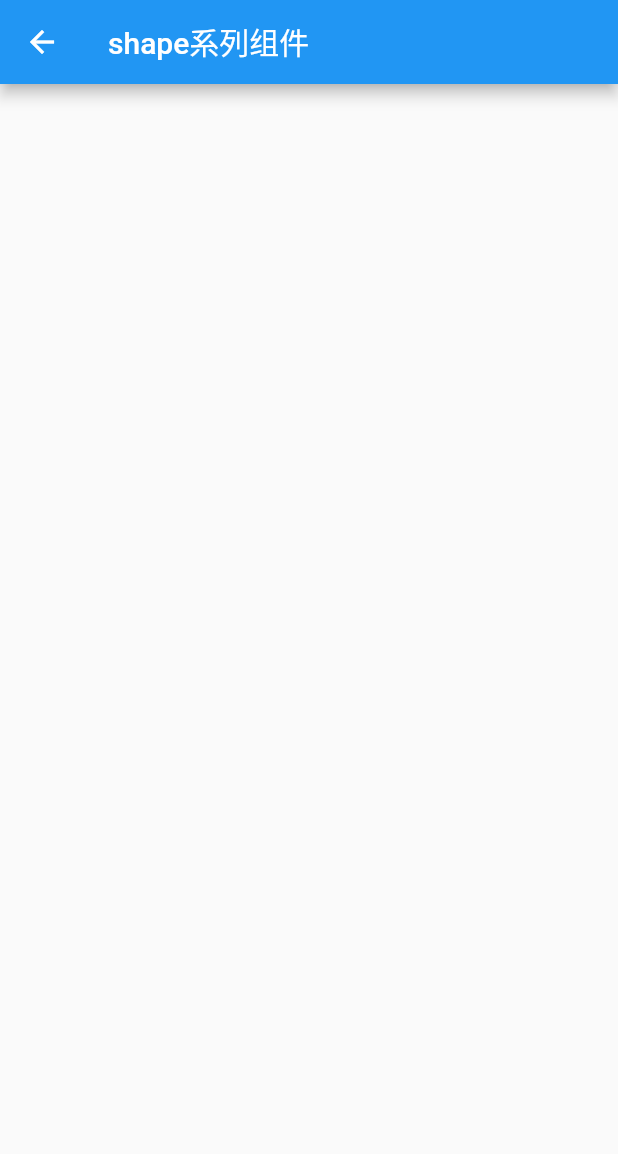
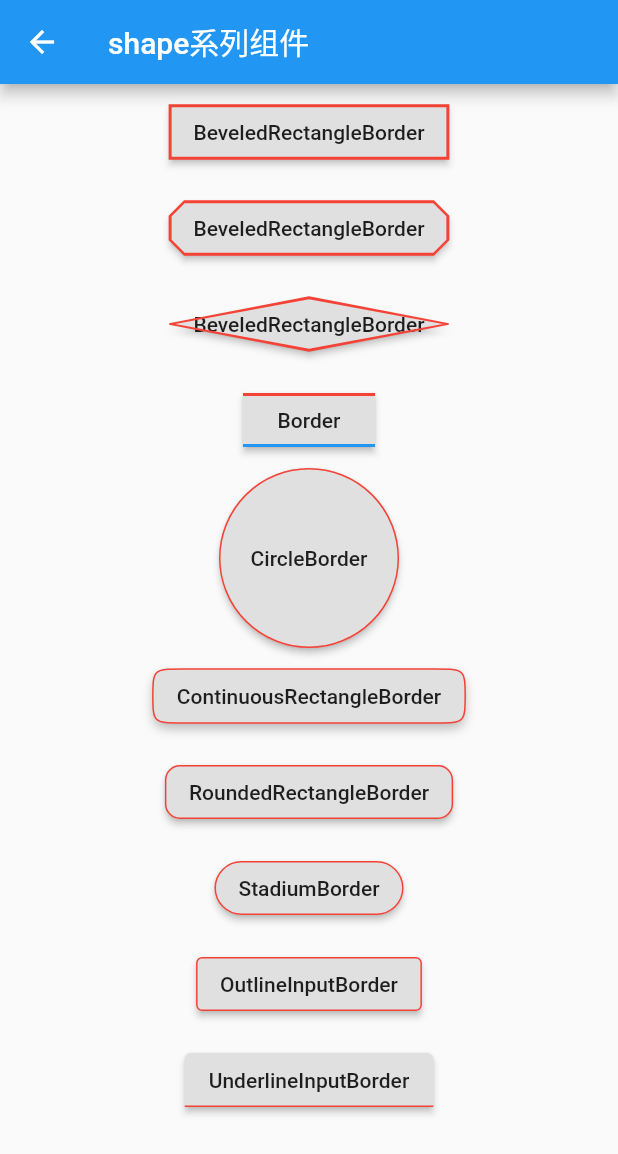
Before and after one commit to xiangxiongfly/MyFlutter, a Flutter app: the ShapePage screen opened directly, on a phone screen of 412 x 824 dp. Shown: the top 1154 px of the screen. Run offline on Flutter 3.47's test engine with Material 2 defaults, Android fonts, the phone set to English and light mode, and no system bars.

Commit message:
完善shape系列组件

```diff
--- a/lib/main.dart
+++ b/lib/main.dart
@@ -27,6 +27,7 @@ import 'package:myflutter/scroll/page_view_route.dart';
 import 'package:myflutter/scroll/scroll_type_route.dart';
 import 'package:myflutter/scroll/scroll_view_route.dart';
 import 'package:myflutter/scroll/tabbar_view_route.dart';
+import 'package:myflutter/shape/shape_type_route.dart';
 import 'package:myflutter/simple/button_route.dart';
 import 'package:myflutter/simple/form_route.dart';
 import 'package:myflutter/simple/image_route.dart';
@@ -300,6 +301,14 @@ class MyBody extends StatelessWidget {
               }));
             },
           ),
+          ElevatedButton(
+            child: Text("shape组件"),
+            onPressed: () {
+              Navigator.push(context, MaterialPageRoute(builder: (context) {
+                return ShapePage();
+              }));
+            },
+          ),
         ],
       ),
     );
--- a/lib/shape/shape_type_route.dart
+++ b/lib/shape/shape_type_route.dart
@@ -1,12 +1,132 @@
 import 'package:flutter/material.dart';
 
 class ShapePage extends StatelessWidget {
+  const ShapePage({Key? key}) : super(key: key);
+
   @override
   Widget build(BuildContext context) {
     return Scaffold(
       appBar: AppBar(
         title: Text("shape系列组件"),
       ),
+      body: SingleChildScrollView(
+        child: Center(
+          child: Column(
+            children: [
+              Padding(
+                padding: const EdgeInsets.all(8.0),
+                child: RaisedButton(
+                  onPressed: () {},
+                  child: Text("BeveledRectangleBorder"),
+                  shape: BeveledRectangleBorder(
+                    side: BorderSide(width: 1, color: Colors.red),
+                    borderRadius: BorderRadius.circular(0),
+                  ),
+                ),
+              ),
+              Padding(
+                padding: const EdgeInsets.all(8.0),
+                child: RaisedButton(
+                  onPressed: () {},
+                  child: Text("BeveledRectangleBorder"),
+                  shape: BeveledRectangleBorder(
+                    side: BorderSide(width: 1, color: Colors.red),
+                    borderRadius: BorderRadius.circular(10),
+                  ),
+                ),
+              ),
+              Padding(
+                padding: const EdgeInsets.all(8.0),
+                child: RaisedButton(
+                  onPressed: () {},
+                  child: Text("BeveledRectangleBorder"),
+                  shape: BeveledRectangleBorder(
+                    side: BorderSide(width: 1, color: Colors.red),
+                    borderRadius: BorderRadius.circular(100),
+                  ),
+                ),
+              ),
+              Padding(
+                padding: const EdgeInsets.all(8.0),
+                child: RaisedButton(
+                  onPressed: () {},
+                  child: Text("Border"),
+                  shape: Border(
+                    top: BorderSide(color: Colors.red, width: 2),
+                    bottom: BorderSide(color: Colors.blue, width: 2),
+                  ),
+                ),
+              ),
+              Container(
+                width: 120,
+                height: 120,
+                child: RaisedButton(
+                  onPressed: () {},
+                  child: Text("CircleBorder"),
+                  shape: const CircleBorder(
+                    side: BorderSide(
+                      color: Colors.red,
+                      width: 1,
+                    ),
+                  ),
+                ),
+              ),
+              Padding(
+                padding: const EdgeInsets.all(8.0),
+                child: RaisedButton(
+                  onPressed: () {},
+                  child: Text("ContinuousRectangleBorder"),
+                  shape: ContinuousRectangleBorder(
+                    side: BorderSide(color: Colors.red),
+                    borderRadius: BorderRadius.circular(20),
+                  ),
+                ),
+              ),
+              Padding(
+                padding: const EdgeInsets.all(8.0),
+                child: RaisedButton(
+                  onPressed: () {},
+                  child: Text("RoundedRectangleBorder"),
+                  shape: RoundedRectangleBorder(
+                    side: BorderSide(color: Colors.red),
+                    borderRadius: BorderRadius.circular(10),
+                  ),
+                ),
+              ),
+              Padding(
+                padding: const EdgeInsets.all(8.0),
+                child: RaisedButton(
+                  onPressed: () {},
+                  child: Text("StadiumBorder"),
+                  shape: StadiumBorder(
+                    side: BorderSide(color: Colors.red),
+                  ),
+                ),
+              ),
+              Padding(
+                padding: const EdgeInsets.all(8.0),
+                child: RaisedButton(
+                  onPressed: () {},
+                  child: Text("OutlineInputBorder"),
+                  shape: OutlineInputBorder(
+                    borderSide: BorderSide(color: Colors.red),
+                  ),
+                ),
+              ),
+              Padding(
+                padding: const EdgeInsets.all(8.0),
+                child: RaisedButton(
+                  onPressed: () {},
+                  child: Text("UnderlineInputBorder"),
+                  shape: UnderlineInputBorder(
+                    borderSide: BorderSide(color: Colors.red),
+                  ),
+                ),
+              ),
+            ],
+          ),
+        ),
+      ),
     );
   }
 }
```
